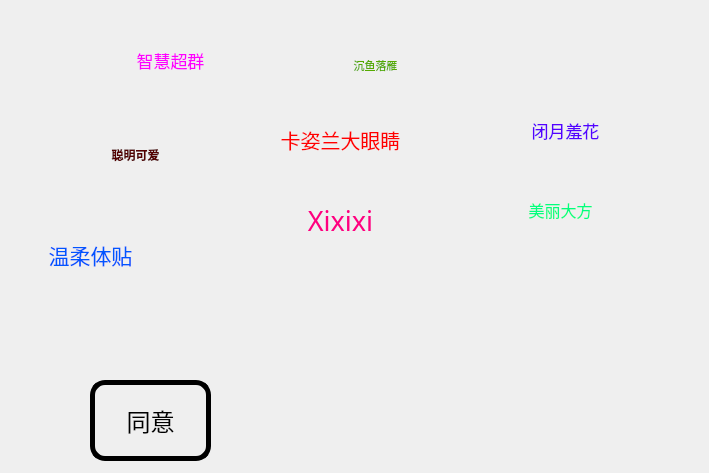
The window that funstaff/src/funstaff.ui (samlior/be-my-girl) describes before a commit, drawn with Qt 5.
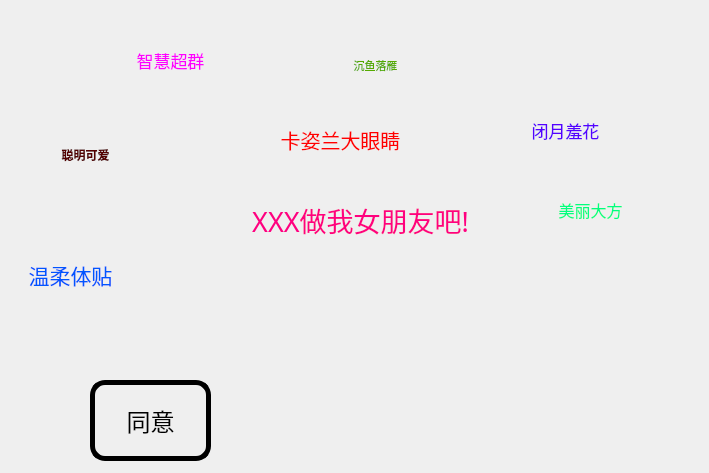
The same window after the commit. Icons and pictures are not drawn.

Diff of the .ui file:
```diff
--- a/funstaff/src/funstaff.ui
+++ b/funstaff/src/funstaff.ui
@@ -94,8 +94,8 @@
    <widget class="QLabel" name="label_2">
     <property name="geometry">
      <rect>
-      <x>20</x>
-      <y>230</y>
+      <x>0</x>
+      <y>250</y>
       <width>141</width>
       <height>51</height>
      </rect>
@@ -118,7 +118,7 @@
    <widget class="QLabel" name="label_3">
     <property name="geometry">
      <rect>
-      <x>490</x>
+      <x>520</x>
       <y>190</y>
       <width>141</width>
       <height>41</height>
@@ -214,7 +214,7 @@
    <widget class="QLabel" name="label_7">
     <property name="geometry">
      <rect>
-      <x>80</x>
+      <x>30</x>
       <y>140</y>
       <width>111</width>
       <height>31</height>
@@ -410,10 +410,10 @@
    <widget class="QLabel" name="label_18">
     <property name="geometry">
      <rect>
-      <x>270</x>
-      <y>180</y>
-      <width>141</width>
-      <height>81</height>
+      <x>220</x>
+      <y>190</y>
+      <width>281</width>
+      <height>61</height>
      </rect>
     </property>
     <property name="font">
@@ -423,7 +423,7 @@
      </font>
     </property>
     <property name="text">
-     <string>&lt;html&gt;&lt;head/&gt;&lt;body&gt;&lt;p&gt;&lt;span style=&quot; color:#ff007f;&quot;&gt;Xixixi&lt;/span&gt;&lt;/p&gt;&lt;/body&gt;&lt;/html&gt;</string>
+     <string>&lt;html&gt;&lt;head/&gt;&lt;body&gt;&lt;p&gt;&lt;span style=&quot; color:#ff007f;&quot;&gt;XXX做我女朋友吧!&lt;/span&gt;&lt;/p&gt;&lt;/body&gt;&lt;/html&gt;</string>
     </property>
     <property name="alignment">
      <set>Qt::AlignCenter</set>
@@ -432,8 +432,8 @@
    <widget class="QLabel" name="label_19">
     <property name="geometry">
      <rect>
-      <x>410</x>
-      <y>220</y>
+      <x>430</x>
+      <y>270</y>
       <width>61</width>
       <height>61</height>
      </rect>
@@ -448,8 +448,8 @@
    <widget class="QLabel" name="label_20">
     <property name="geometry">
      <rect>
-      <x>190</x>
-      <y>180</y>
+      <x>140</x>
+      <y>190</y>
       <width>71</width>
       <height>51</height>
      </rect>
@@ -480,8 +480,8 @@
    <widget class="QLabel" name="label_22">
     <property name="geometry">
      <rect>
-      <x>230</x>
-      <y>260</y>
+      <x>220</x>
+      <y>300</y>
       <width>61</width>
       <height>61</height>
      </rect>
@@ -512,8 +512,8 @@
    <widget class="QLabel" name="label_24">
     <property name="geometry">
      <rect>
-      <x>620</x>
-      <y>370</y>
+      <x>630</x>
+      <y>380</y>
       <width>71</width>
       <height>61</height>
      </rect>
@@ -529,7 +529,7 @@
     <property name="geometry">
      <rect>
       <x>330</x>
-      <y>344</y>
+      <y>370</y>
       <width>71</width>
       <height>71</height>
      </rect>
@@ -544,7 +544,7 @@
    <widget class="QLabel" name="label_26">
     <property name="geometry">
      <rect>
-      <x>510</x>
+      <x>520</x>
       <y>260</y>
       <width>101</width>
       <height>111</height>
```
